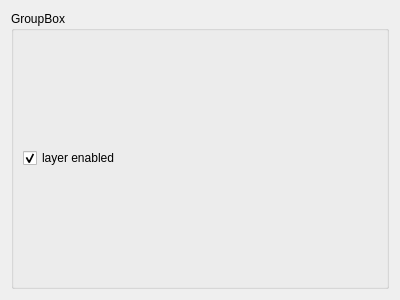
This is volume-cartographer/apps/VC3D/opssettings.ui in SuperOptimizer/villa as Qt 5 draws it before an edit. The edited form follows.
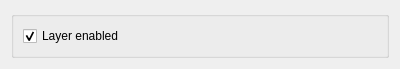
This is the edited form.

```diff
--- a/volume-cartographer/apps/VC3D/opssettings.ui
+++ b/volume-cartographer/apps/VC3D/opssettings.ui
@@ -7,7 +7,7 @@
     <x>0</x>
     <y>0</y>
     <width>400</width>
-    <height>300</height>
+    <height>63</height>
    </rect>
   </property>
   <property name="windowTitle">
@@ -17,13 +17,13 @@
    <item row="0" column="0">
     <widget class="QGroupBox" name="groupBox">
      <property name="title">
-      <string>GroupBox</string>
+      <string/>
      </property>
      <layout class="QVBoxLayout" name="verticalLayout">
       <item>
        <widget class="QCheckBox" name="chkEnableLayer">
         <property name="text">
-         <string>layer enabled</string>
+         <string>Layer enabled</string>
         </property>
         <property name="checked">
          <bool>true</bool>
```
